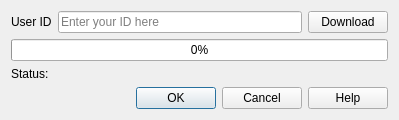
Old version of the form qt-ui/subsurfacewebservices.ui in the repository subsurface/subsurface.
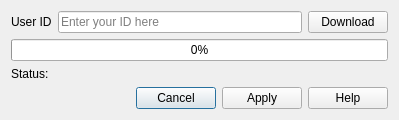
New version of the form.

Commit message:
Hoocked up the buttons and the parsing of the XML.
The XML is now being correctly parsed, Clicking on Help
will open the browser pointing to the api site, and clicking
on cancel will cancel the download.

Clicking on Apply still doesn't apply, but that's next. :)

The edit to the form file:
```diff
--- a/qt-ui/subsurfacewebservices.ui
+++ b/qt-ui/subsurfacewebservices.ui
@@ -27,7 +27,7 @@
       <enum>Qt::Horizontal</enum>
      </property>
      <property name="standardButtons">
-      <set>QDialogButtonBox::Cancel|QDialogButtonBox::Help|QDialogButtonBox::Ok</set>
+      <set>QDialogButtonBox::Apply|QDialogButtonBox::Cancel|QDialogButtonBox::Help</set>
      </property>
     </widget>
    </item>
```
The commit also changes 4 other files.
